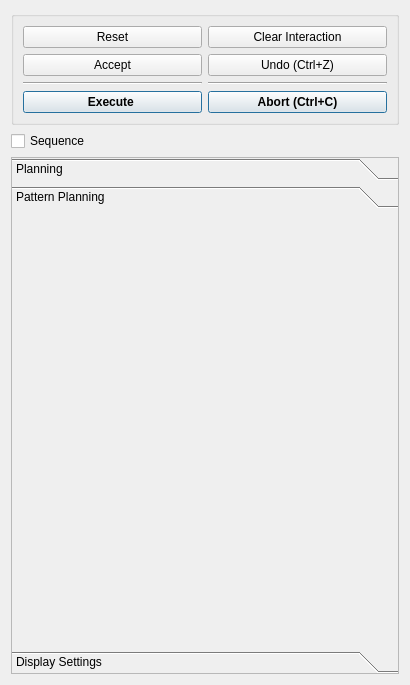
First picture: the form in vigir_footstep_planning_rviz_plugin/ui_forms/paneldesign.ui, repository team-vigir/vigir_footstep_planning_visual_tools, before the edit.
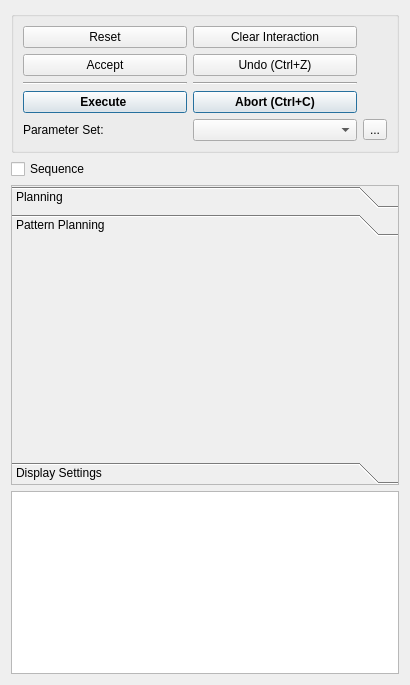
Second picture: the form after the edit. Icons and pictures are not drawn. Custom widgets are drawn as their Qt base class.

Commit message: fixed absolute path problems, fixed sequence function for pattern planning, added function to choose parameter set

What changed in the file:
```diff
--- a/vigir_footstep_planning_rviz_plugin/ui_forms/paneldesign.ui
+++ b/vigir_footstep_planning_rviz_plugin/ui_forms/paneldesign.ui
@@ -142,6 +142,30 @@
         </property>
        </widget>
       </item>
+      <item row="4" column="0">
+       <widget class="QLabel" name="label_2">
+        <property name="text">
+         <string>Parameter Set:</string>
+        </property>
+        <property name="buddy">
+         <cstring>parameterSetComboBox</cstring>
+        </property>
+       </widget>
+      </item>
+      <item row="4" column="1">
+       <widget class="vigir_footstep_planning_rviz_plugin::ParameterSetComboBox" name="parameterSetComboBox"/>
+      </item>
+      <item row="4" column="2">
+       <widget class="QToolButton" name="refreshParameterSetsToolButton">
+        <property name="text">
+         <string>...</string>
+        </property>
+        <property name="icon">
+         <iconset theme="view-refresh">
+          <normaloff>.</normaloff>.</iconset>
+        </property>
+       </widget>
+      </item>
      </layout>
     </widget>
    </item>
@@ -201,7 +225,7 @@
         <x>0</x>
         <y>0</y>
         <width>390</width>
-        <height>421</height>
+        <height>214</height>
        </rect>
       </property>
       <attribute name="label">
@@ -439,6 +463,13 @@
      </widget>
     </widget>
    </item>
+   <item>
+    <widget class="QTextEdit" name="messageDisplay">
+     <property name="readOnly">
+      <bool>true</bool>
+     </property>
+    </widget>
+   </item>
   </layout>
  </widget>
  <customwidgets>
@@ -460,6 +491,11 @@
    <header>vigir_footstep_planning_rviz_plugin/property_widget.h</header>
    <container>1</container>
   </customwidget>
+  <customwidget>
+   <class>vigir_footstep_planning_rviz_plugin::ParameterSetComboBox</class>
+   <extends>QComboBox</extends>
+   <header>vigir_footstep_planning_rviz_plugin/parameter_set_combo_box.h</header>
+  </customwidget>
  </customwidgets>
  <resources/>
  <connections>
```
Left out of the diff: 16 changed lines with no effect on the pictures. The commit also changes 21 other files.
